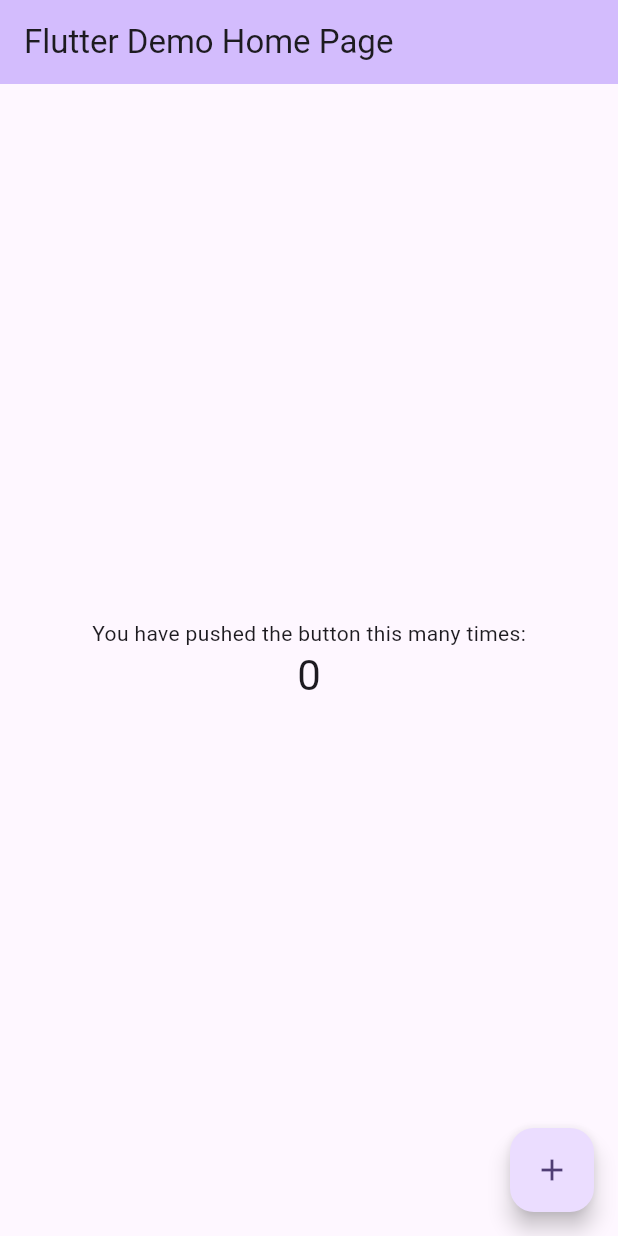
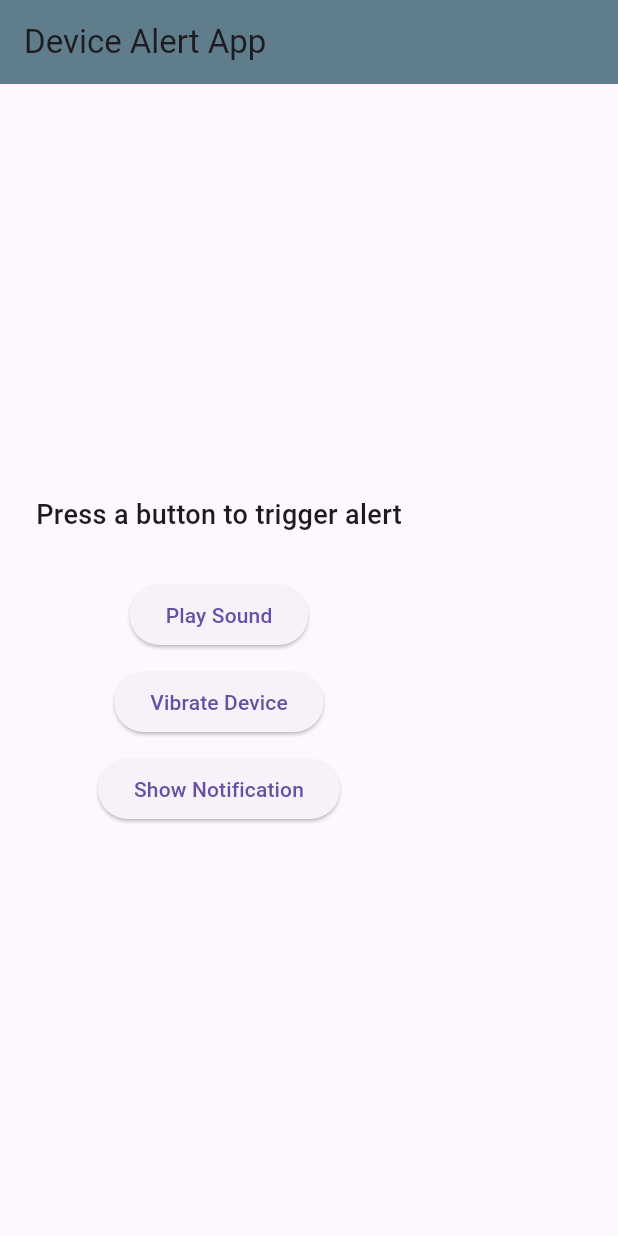
Before and after one commit to jzuber29/device_alert_app_mixins, a Flutter app: the screen it shows after launch, on a phone screen of 412 x 824 dp. Run offline on Flutter 3.47's test engine with Material 3 defaults, Android fonts, the phone set to English and light mode, and no system bars.

Commit message:
alert mixins

```diff
--- a/lib/main.dart
+++ b/lib/main.dart
@@ -1,122 +1,9 @@
 import 'package:flutter/material.dart';
+import 'screens/home_screen.dart';
 
 void main() {
-  runApp(const MyApp());
+  runApp(const MaterialApp(
+    debugShowCheckedModeBanner: false,
+    home: HomeScreen(),
+  ));
 }
-
-class MyApp extends StatelessWidget {
-  const MyApp({super.key});
-
-  // This widget is the root of your application.
-  @override
-  Widget build(BuildContext context) {
-    return MaterialApp(
-      title: 'Flutter Demo',
-      theme: ThemeData(
-        // This is the theme of your application.
-        //
-        // TRY THIS: Try running your application with "flutter run". You'll see
-        // the application has a purple toolbar. Then, without quitting the app,
-        // try changing the seedColor in the colorScheme below to Colors.green
-        // and then invoke "hot reload" (save your changes or press the "hot
-        // reload" button in a Flutter-supported IDE, or press "r" if you used
-        // the command line to start the app).
-        //
-        // Notice that the counter didn't reset back to zero; the application
-        // state is not lost during the reload. To reset the state, use hot
-        // restart instead.
-        //
-        // This works for code too, not just values: Most code changes can be
-        // tested with just a hot reload.
-        colorScheme: ColorScheme.fromSeed(seedColor: Colors.deepPurple),
-      ),
-      home: const MyHomePage(title: 'Flutter Demo Home Page'),
-    );
-  }
-}
-
-class MyHomePage extends StatefulWidget {
-  const MyHomePage({super.key, required this.title});
-
-  // This widget is the home page of your application. It is stateful, meaning
-  // that it has a State object (defined below) that contains fields that affect
-  // how it looks.
-
-  // This class is the configuration for the state. It holds the values (in this
-  // case the title) provided by the parent (in this case the App widget) and
-  // used by the build method of the State. Fields in a Widget subclass are
-  // always marked "final".
-
-  final String title;
-
-  @override
-  State<MyHomePage> createState() => _MyHomePageState();
-}
-
-class _MyHomePageState extends State<MyHomePage> {
-  int _counter = 0;
-
-  void _incrementCounter() {
-    setState(() {
-      // This call to setState tells the Flutter framework that something has
-      // changed in this State, which causes it to rerun the build method below
-      // so that the display can reflect the updated values. If we changed
-      // _counter without calling setState(), then the build method would not be
-      // called again, and so nothing would appear to happen.
-      _counter++;
-    });
-  }
-
-  @override
-  Widget build(BuildContext context) {
-    // This method is rerun every time setState is called, for instance as done
-    // by the _incrementCounter method above.
-    //
-    // The Flutter framework has been optimized to make rerunning build methods
-    // fast, so that you can just rebuild anything that needs updating rather
-    // than having to individually change instances of widgets.
-    return Scaffold(
-      appBar: AppBar(
-        // TRY THIS: Try changing the color here to a specific color (to
-        // Colors.amber, perhaps?) and trigger a hot reload to see the AppBar
-        // change color while the other colors stay the same.
-        backgroundColor: Theme.of(context).colorScheme.inversePrimary,
-        // Here we take the value from the MyHomePage object that was created by
-        // the App.build method, and use it to set our appbar title.
-        title: Text(widget.title),
-      ),
-      body: Center(
-        // Center is a layout widget. It takes a single child and positions it
-        // in the middle of the parent.
-        child: Column(
-          // Column is also a layout widget. It takes a list of children and
-          // arranges them vertically. By default, it sizes itself to fit its
-          // children horizontally, and tries to be as tall as its parent.
-          //
-          // Column has various properties to control how it sizes itself and
-          // how it positions its children. Here we use mainAxisAlignment to
-          // center the children vertically; the main axis here is the vertical
-          // axis because Columns are vertical (the cross axis would be
-          // horizontal).
-          //
-          // TRY THIS: Invoke "debug painting" (choose the "Toggle Debug Paint"
-          // action in the IDE, or press "p" in the console), to see the
-          // wireframe for each widget.
-          mainAxisAlignment: MainAxisAlignment.center,
-          children: <Widget>[
-            const Text('You have pushed the button this many times:'),
-            Text(
-              '$_counter',
-              style: Theme.of(context).textTheme.headlineMedium,
-            ),
-          ],
-        ),
-      ),
-      floatingActionButton: FloatingActionButton(
-        onPressed: _incrementCounter,
-        tooltip: 'Increment',
-        child: const Icon(Icons.add),
-      ), // This trailing comma makes auto-formatting nicer for build methods.
-    );
-  }
-}
--- /dev/null
+++ b/lib/mixins/alert_mixins.dart
@@ -0,0 +1,17 @@
+mixin SoundAlert {
+  void playSound() {
+    print("🔊 Playing sound alert...");
+  }
+}
+
+mixin VibrationAlert {
+  void vibrate() {
+    print("📳 Device vibrating...");
+  }
+}
+
+mixin NotificationAlert {
+  void showNotification() {
+    print("🔔 Showing notification...");
+  }
+}
--- /dev/null
+++ b/lib/screens/home_screen.dart
@@ -0,0 +1,67 @@
+import 'package:flutter/material.dart';
+import '../mixins/alert_mixins.dart';
+
+class AlertManager with SoundAlert, VibrationAlert, NotificationAlert {}
+
+class HomeScreen extends StatefulWidget {
+  const HomeScreen({super.key});
+
+  @override
+  State<HomeScreen> createState() => _HomeScreenState();
+}
+
+class _HomeScreenState extends State<HomeScreen> {
+  final AlertManager _alertManager = AlertManager();
+
+  String _alertMessage = 'Press a button to trigger alert';
+
+  void _handleSound() {
+    _alertManager.playSound();
+    setState(() => _alertMessage = "Sound Alert Triggered 🔊");
+  }
+
+  void _handleVibrate() {
+    _alertManager.vibrate();
+    setState(() => _alertMessage = "Vibration Alert Triggered 📳");
+  }
+
+  void _handleNotify() {
+    _alertManager.showNotification();
+    setState(() => _alertMessage = "Notification Alert Triggered 🔔");
+  }
+
+  @override
+  Widget build(BuildContext context) {
+    return Scaffold(
+      appBar: AppBar(
+        title: const Text('Device Alert App'),
+        backgroundColor: Colors.blueGrey,
+      ),
+      body: Padding(
+        padding: const EdgeInsets.all(24.0),
+        child: Column(
+          mainAxisAlignment: MainAxisAlignment.center,
+          children: [
+            Text(_alertMessage,
+                style: const TextStyle(fontSize: 18, fontWeight: FontWeight.w500)),
+            const SizedBox(height: 30),
+            ElevatedButton(
+              onPressed: _handleSound,
+              child: const Text("Play Sound"),
+            ),
+            const SizedBox(height: 10),
+            ElevatedButton(
+              onPressed: _handleVibrate,
+              child: const Text("Vibrate Device"),
+            ),
+            const SizedBox(height: 10),
+            ElevatedButton(
+              onPressed: _handleNotify,
+              child: const Text("Show Notification"),
+            ),
+          ],
+        ),
+      ),
+    );
+  }
+}
```
